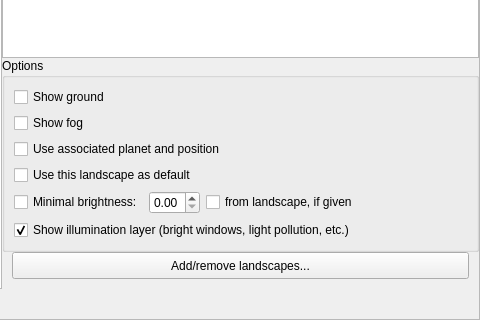
Old version of the form src/gui/viewDialog.ui in the repository 519984307/stellarium_src; both pictures show x 179 to 659 and y 234 to 554 of the 659 by 554 pixel window.
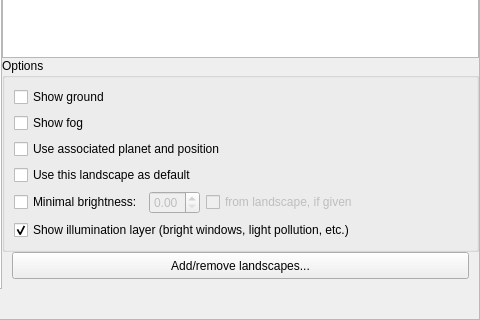
New version of the form. Icons and pictures are not drawn. Custom widgets are drawn as their Qt base class.

```diff
--- a/src/gui/viewDialog.ui
+++ b/src/gui/viewDialog.ui
@@ -1766,6 +1766,9 @@
                </item>
                <item>
                 <widget class="QDoubleSpinBox" name="landscapeBrightnessSpinBox">
+                 <property name="enabled">
+                  <bool>false</bool>
+                 </property>
                  <property name="toolTip">
                   <string>Value range 0..1 (landscape is black at night - landscape is fully bright)</string>
                  </property>
@@ -1779,6 +1782,9 @@
                </item>
                <item>
                 <widget class="QCheckBox" name="localLandscapeBrightnessCheckBox">
+                 <property name="enabled">
+                  <bool>false</bool>
+                 </property>
                  <property name="toolTip">
                   <string>Use minimal brightness as may be specified in landscape.ini</string>
                  </property>
```
